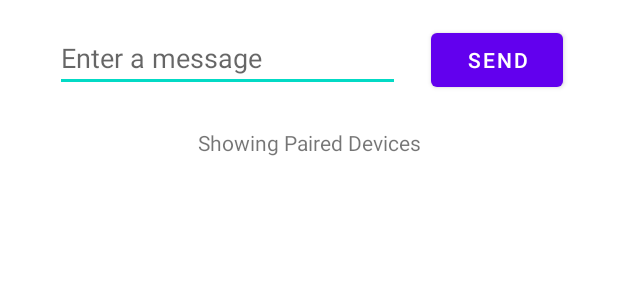
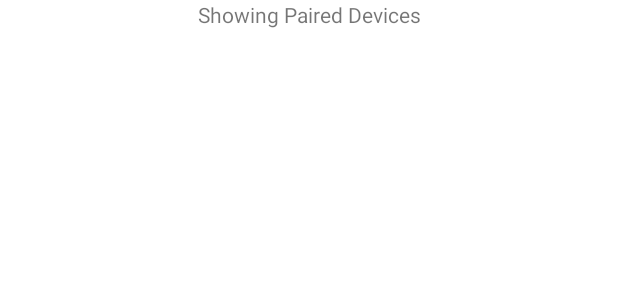
Before and after one commit to MatthewChau/Sat4997-Bluetooth, an Android app: the layout activity_main.xml on its own in the app's theme, with its tools: preview values and no code run, on a phone screen of 412 x 824 dp. Shown: the top 300 px of the screen. Run offline under Robolectric (Android 15) with nearby library versions, the phone set to English and light mode, and no system bars.

Commit message:
Delete Android App Tutorial

```diff
--- a/app/src/main/res/layout/activity_main.xml
+++ b/app/src/main/res/layout/activity_main.xml
@@ -6,39 +6,12 @@
     android:layout_height="match_parent"
     tools:context=".MainActivity">
 
-    <EditText
-        android:id="@+id/editTextTextPersonName"
-        android:layout_width="230dp"
-        android:layout_height="45dp"
-        android:layout_marginStart="16dp"
-        android:layout_marginTop="16dp"
-        android:ems="10"
-        android:hint="@string/edit_message"
-        android:inputType="textPersonName"
-        app:layout_constraintEnd_toStartOf="@+id/button"
-        app:layout_constraintHorizontal_bias="0.5"
-        app:layout_constraintStart_toStartOf="parent"
-        app:layout_constraintTop_toTopOf="parent" />
-
-    <Button
-        android:id="@+id/button"
-        android:layout_width="wrap_content"
-        android:layout_height="wrap_content"
-        android:layout_marginEnd="16dp"
-        android:onClick="sendMessage"
-        android:text="@string/button_send"
-        app:layout_constraintBaseline_toBaselineOf="@+id/editTextTextPersonName"
-        app:layout_constraintEnd_toEndOf="parent"
-        app:layout_constraintHorizontal_bias="0.5"
-        app:layout_constraintStart_toEndOf="@+id/editTextTextPersonName" />
-
     <TextView
         android:id="@+id/textView2"
         android:layout_width="wrap_content"
         android:layout_height="wrap_content"
-        android:layout_marginTop="24dp"
         android:text="Showing Paired Devices"
         app:layout_constraintEnd_toEndOf="parent"
         app:layout_constraintStart_toStartOf="parent"
-        app:layout_constraintTop_toBottomOf="@+id/editTextTextPersonName" />
+        tools:layout_editor_absoluteY="85dp" />
 </androidx.constraintlayout.widget.ConstraintLayout>
```
Also changed, not shown: app/src/main/AndroidManifest.xml (+1 -7 lines), app/src/main/java/com/example/sat4997/DisplayMessageActivity.java (deleted, +0 -24 lines), app/src/main/java/com/example/sat4997/MainActivity.java (+0 -9 lines), app/src/main/res/layout/activity_display_message.xml (deleted, +0 -18 lines).
